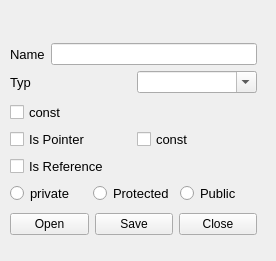
First picture: the form in Sources/Gui/attributewidget.ui, repository dreinstein/Codegenerator-Cplusplus, before the edit.
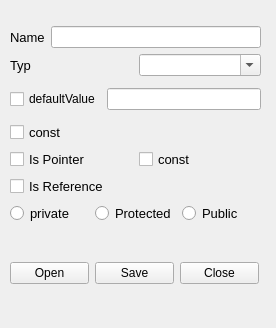
Second picture: the form after the edit.

Commit message: adding default value to attributwidget

```diff
--- a/Sources/Gui/attributewidget.ui
+++ b/Sources/Gui/attributewidget.ui
@@ -7,7 +7,7 @@
     <x>0</x>
     <y>0</y>
     <width>276</width>
-    <height>261</height>
+    <height>328</height>
    </rect>
   </property>
   <property name="windowTitle">
@@ -41,9 +41,9 @@
    <property name="geometry">
     <rect>
      <x>10</x>
-     <y>40</y>
-     <width>247</width>
-     <height>199</height>
+     <y>20</y>
+     <width>251</width>
+     <height>211</height>
     </rect>
    </property>
    <layout class="QVBoxLayout" name="verticalLayout_4">
@@ -105,6 +105,20 @@
       </item>
      </layout>
     </item>
+    <item>
+     <layout class="QHBoxLayout" name="horizontalLayout_8">
+      <item>
+       <widget class="QCheckBox" name="checkBox_DefaultValue">
+        <property name="text">
+         <string>defaultValue</string>
+        </property>
+       </widget>
+      </item>
+      <item>
+       <widget class="QLineEdit" name="lineEdit_DefaultValue"/>
+      </item>
+     </layout>
+    </item>
     <item>
      <layout class="QVBoxLayout" name="verticalLayout_2">
       <item>
@@ -245,7 +259,17 @@
       </item>
      </layout>
     </item>
-    <item>
+   </layout>
+  </widget>
+  <widget class="QWidget" name="layoutWidget">
+   <property name="geometry">
+    <rect>
+     <x>10</x>
+     <y>240</y>
+     <width>249</width>
+     <height>67</height>
+    </rect>
+   </property>
      <layout class="QHBoxLayout" name="horizontalLayout_2">
       <item>
        <widget class="QPushButton" name="pushButton_Open">
@@ -288,8 +312,6 @@
        </spacer>
       </item>
      </layout>
-    </item>
-   </layout>
   </widget>
   <zorder>splitter</zorder>
   <zorder>layoutWidget</zorder>
```
Left out of the diff: 1 changed line with no effect on the pictures. Lines whose indentation alone changed are shown as unchanged. The commit also changes 8 other files.
